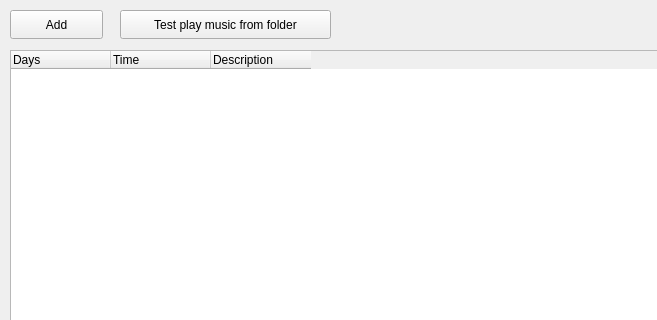
raaleksandr/SchoolBellWithMusic, file mainwindow.ui: the form before one commit; both pictures show x 0 to 657 and y 0 to 320 of the 839 by 620 pixel window.
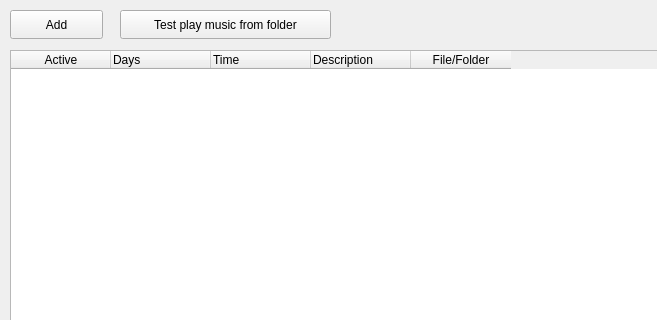
The form after the commit.

Commit message: Wrote logic and tests for folder music playback need to test manually with UI

Patch:
```diff
--- a/mainwindow.ui
+++ b/mainwindow.ui
@@ -29,6 +29,11 @@
     <property name="sortingEnabled">
      <bool>true</bool>
     </property>
+    <column>
+     <property name="text">
+      <string>Active</string>
+     </property>
+    </column>
     <column>
      <property name="text">
       <string>Days</string>
@@ -53,6 +58,11 @@
       <set>AlignLeading|AlignVCenter</set>
      </property>
     </column>
+    <column>
+     <property name="text">
+      <string>File/Folder</string>
+     </property>
+    </column>
    </widget>
    <widget class="QPushButton" name="addPushButton">
     <property name="geometry">
```
The commit also changes 11 other files.
